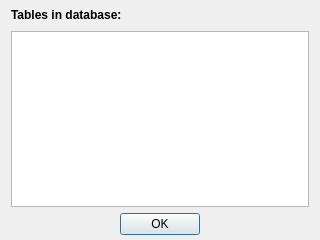
This is MSSPM_Main/forms/Main/TableNamesDlg.ui in nmfs-fish-tools/MSSPM as Qt 5 draws it before an edit. The edited form follows.
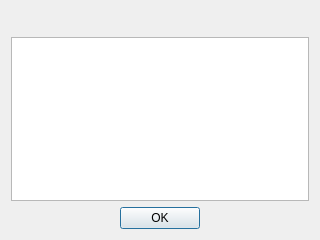
This is the edited form.

```diff
--- a/MSSPM_Main/forms/Main/TableNamesDlg.ui
+++ b/MSSPM_Main/forms/Main/TableNamesDlg.ui
@@ -20,29 +20,10 @@
    <string>Database Table Names</string>
   </property>
   <layout class="QVBoxLayout" name="verticalLayout_2">
-   <property name="topMargin">
-    <number>5</number>
-   </property>
-   <property name="bottomMargin">
-    <number>5</number>
-   </property>
    <item>
     <layout class="QVBoxLayout" name="verticalLayout">
      <item>
       <layout class="QHBoxLayout" name="horizontalLayout_2">
-       <item>
-        <widget class="QLabel" name="tableNamesLB">
-         <property name="font">
-          <font>
-           <weight>75</weight>
-           <bold>true</bold>
-          </font>
-         </property>
-         <property name="text">
-          <string>Tables in database:</string>
-         </property>
-        </widget>
-       </item>
        <item>
         <widget class="QLabel" name="DatabaseNameLB">
          <property name="text">
@@ -66,7 +47,14 @@
       </layout>
      </item>
      <item>
-      <widget class="QListWidget" name="TableNamesLW"/>
+      <widget class="QTableView" name="TableNamesTV">
+       <property name="sizePolicy">
+        <sizepolicy hsizetype="Expanding" vsizetype="Expanding">
+         <horstretch>0</horstretch>
+         <verstretch>100</verstretch>
+        </sizepolicy>
+       </property>
+      </widget>
      </item>
      <item>
       <layout class="QHBoxLayout" name="horizontalLayout_3">
```
